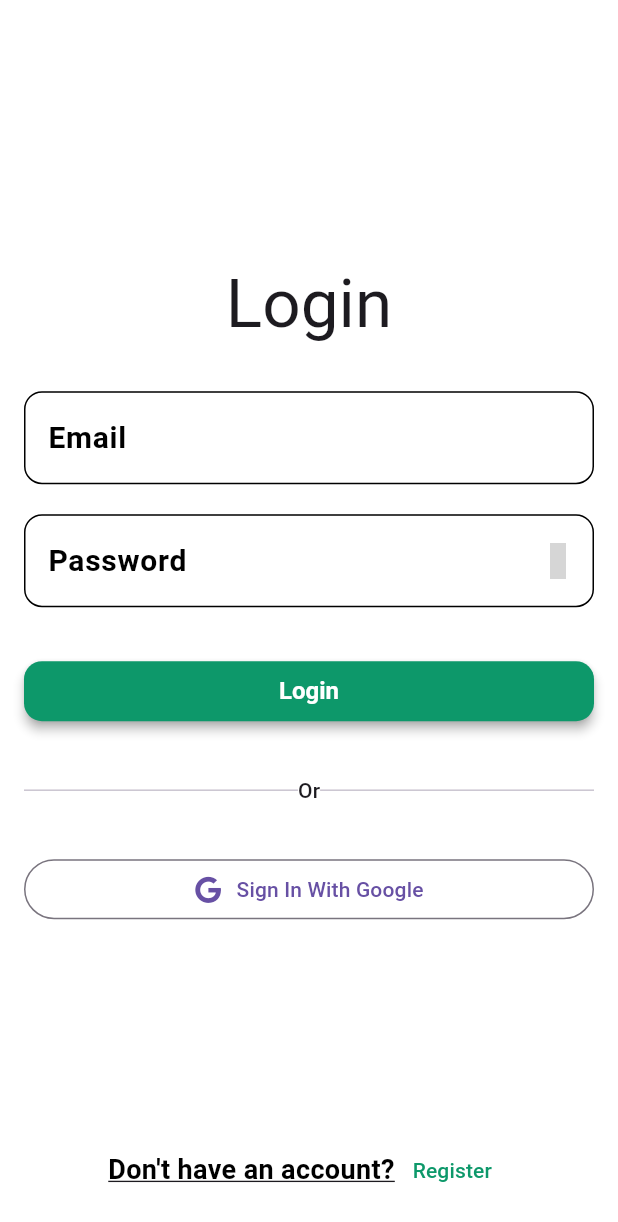
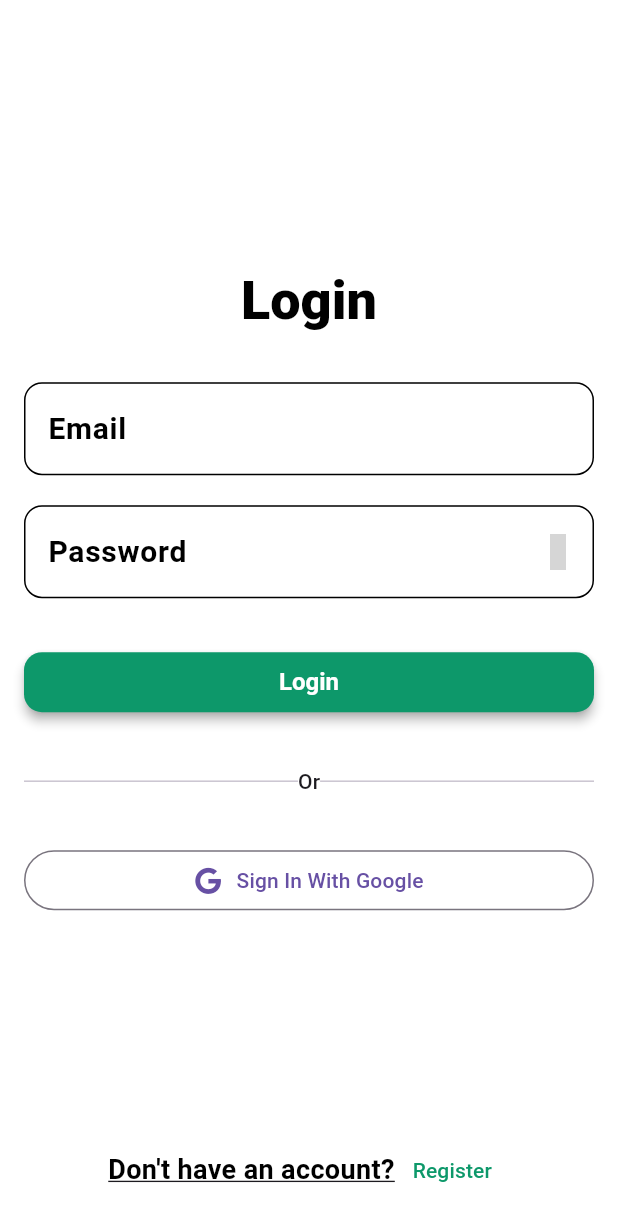
Before and after one commit to rostom17/Farmers-Nest, a Flutter app: the LoginScreen screen opened by its route, on a phone screen of 412 x 824 dp. Shown: the top 1222 px of the screen. Run offline on Flutter 3.47's test engine with Material 3 defaults, Android fonts, the phone set to English and light mode, and no system bars; our stand-ins replace flutter_svg, font_awesome_flutter, get, iconsax, smooth_page_indicator; grey boxes are pictures that could not be loaded.

```diff
--- a/lib/view/screens/auth/login_screen.dart
+++ b/lib/view/screens/auth/login_screen.dart
@@ -35,7 +35,7 @@ class _LoginScreenState extends State<LoginScreen> {
           child: Column(
             children: [
               SizedBox(height: screenHeight * .2),
-              Text("Login", style: Theme.of(context).textTheme.displayMedium),
+              Text("Login", style: Theme.of(context).textTheme.headlineMedium),
               const SizedBox(height: 32),
               _buildLoginField("Email", _emailTEC),
               const SizedBox(height: 20),
--- a/lib/view/screens/auth/registration_screen.dart
+++ b/lib/view/screens/auth/registration_screen.dart
@@ -38,7 +38,7 @@ class _RegistrationScreenState extends State<RegistrationScreen> {
             child: Column(
               children: [
                 SizedBox(height: screenHeight * .2),
-                Text("Login", style: Theme.of(context).textTheme.displayMedium),
+                Text("Registration", style: Theme.of(context).textTheme.headlineMedium),
                 const SizedBox(height: 32),
                 _buildLoginField("Name", _nameTEC),
                 const SizedBox(height: 20),
```
Also changed, not shown: lib/app.dart (+7 -5 lines).
